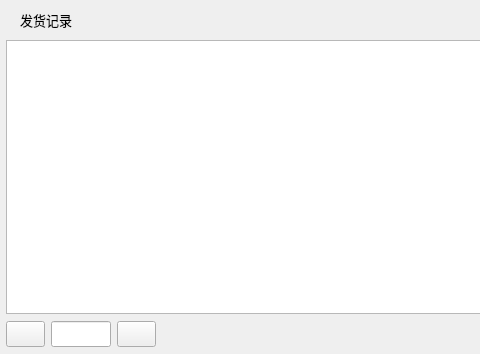
Above: ui/TableRecords.ui from archsh/quickexcel before the change; both pictures show x 0 to 480 and y 0 to 354 of the 791 by 354 pixel window. Below: the same form after it.
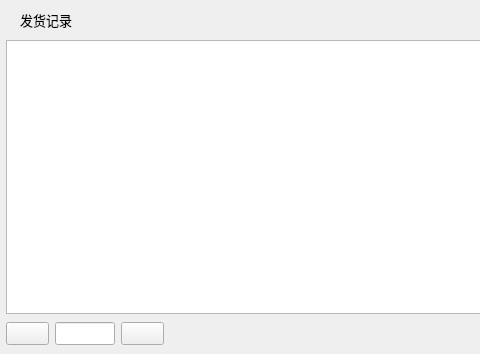
That is the form after the change. Icons and pictures are not drawn.

```diff
--- a/ui/TableRecords.ui
+++ b/ui/TableRecords.ui
@@ -12,7 +12,7 @@
   </property>
   <property name="font">
    <font>
-    <family>微软雅黑</family>
+    
     <pointsize>10</pointsize>
    </font>
   </property>
```
